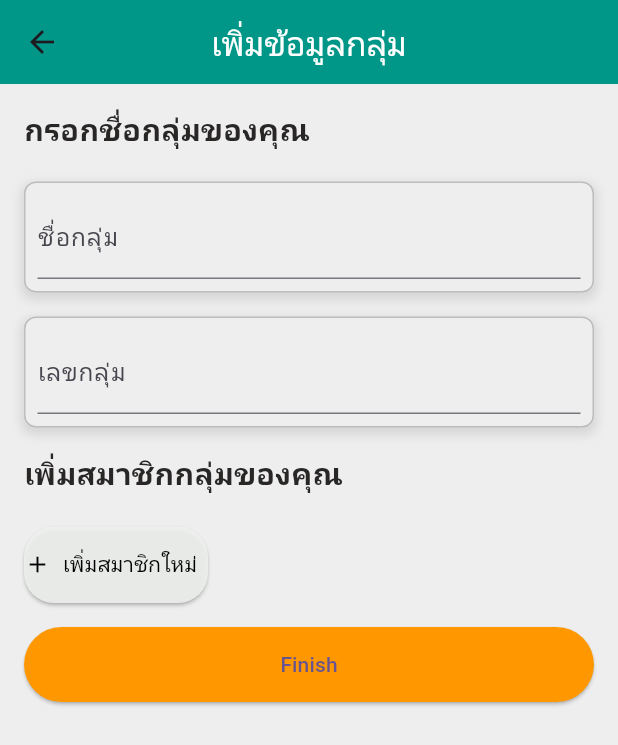
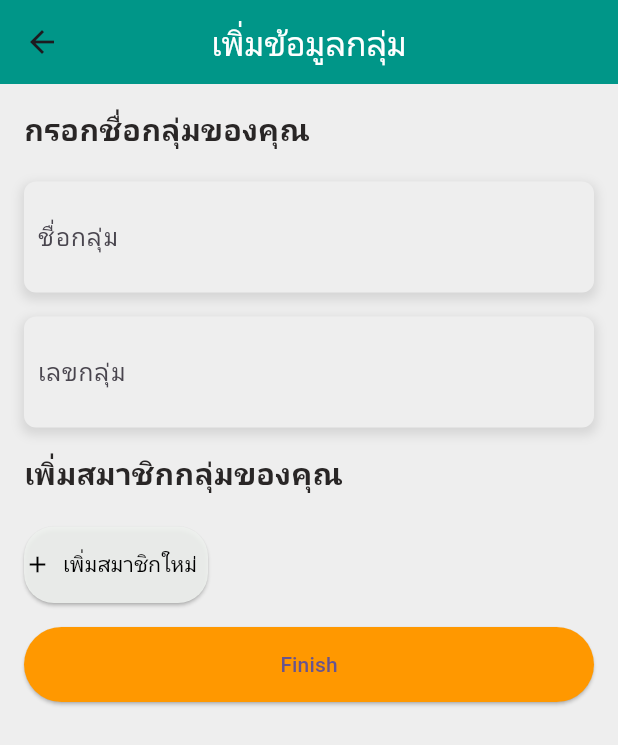
Before and after one commit to SalisaThepthong/project1, a Flutter app: the CreateGroupScreen screen opened directly, after a tap on "เพิ่มสมาชิกใหม่", after a tap on the "delete" icon, on a phone screen of 412 x 824 dp. Shown: the top 745 px of the screen. Run offline on Flutter 3.47's test engine with Material 3 defaults, Android fonts, the phone set to English and light mode, and no system bars.

Commit message:
Your commit message

```diff
--- a/lib/Admin/screens/Profes/createGroup_screen.dart
+++ b/lib/Admin/screens/Profes/createGroup_screen.dart
@@ -2,7 +2,6 @@
 import 'dart:convert'; // ใช้สำหรับแปลงข้อมูลเป็น JSON
 import 'package:flutter/material.dart'; // ใช้สำหรับสร้าง UI
 import 'package:http/http.dart' as http;
-
 
 class CreateGroupScreen extends StatefulWidget {
   const CreateGroupScreen({super.key});
@@ -14,7 +13,18 @@ class CreateGroupScreen extends StatefulWidget {
 class _CreateGroupScreenState extends State<CreateGroupScreen> {
   final List<Map<String, String?>> _members = []; // รายการเก็บข้อมูลสมาชิก
   final _formKey = GlobalKey<FormState>(); // คีย์สำหรับจัดการฟอร์ม
-  final List<String> _prefixOptions = ['นาย','นางสาว','ดร.','อ.','อ.ดร.', 'ผศ.','ผศ.ดร.', 'รศ.', 'รศ.ดร.', 'ศ.','ศ.ดร.'
+  final List<String> _prefixOptions = [
+    'นาย',
+    'นางสาว',
+    'ดร.',
+    'อ.',
+    'อ.ดร.',
+    'ผศ.',
+    'ผศ.ดร.',
+    'รศ.',
+    'รศ.ดร.',
+    'ศ.',
+    'ศ.ดร.'
   ];
   // ตัวเลือกคำนำหน้าชื่อ
 
@@ -96,6 +106,7 @@ class _CreateGroupScreenState extends State<CreateGroupScreen> {
       }
     }
   }
+
   //ฟังชั่นสำหรับแสดง Dialog ยืนยันการเพิ่มข้อมูล-------------------------------
   Future<void> showSuccessDialog() async {
     showDialog(
@@ -123,6 +134,7 @@ class _CreateGroupScreenState extends State<CreateGroupScreen> {
       },
     );
   }
+
   @override
   Widget build(BuildContext context) {
     return Scaffold(
@@ -160,7 +172,9 @@ class _CreateGroupScreenState extends State<CreateGroupScreen> {
                   decoration: BoxDecoration(
                     color: Colors.grey[200],
                     borderRadius: BorderRadius.circular(8.0),
-                    border: Border.all(color: Colors.grey[400]!, width: 1.0),
+                    // ลบเส้นขอบด้านนอก
+                    border: Border.all(
+                        color: Colors.transparent), // ใช้สีโปร่งใสแทน
                     boxShadow: [
                       BoxShadow(
                         color: Colors.grey.withOpacity(0.3),
@@ -172,6 +186,8 @@ class _CreateGroupScreenState extends State<CreateGroupScreen> {
                   ),
                   child: TextFormField(
                     decoration: const InputDecoration(
+                      // ลบเส้นขอบภายใน
+                      border: InputBorder.none,
                       labelText: 'ชื่อกลุ่ม',
                     ),
                     validator: (value) {
@@ -185,6 +201,7 @@ class _CreateGroupScreenState extends State<CreateGroupScreen> {
                     },
                   ),
                 ),
+
                 const SizedBox(height: 16),
                 // ฟิลด์กรอกเลขกลุ่ม
                 Container(
@@ -193,7 +210,9 @@ class _CreateGroupScreenState extends State<CreateGroupScreen> {
                   decoration: BoxDecoration(
                     color: Colors.grey[200],
                     borderRadius: BorderRadius.circular(8.0),
-                    border: Border.all(color: Colors.grey[400]!, width: 1.0),
+                    // ลบเส้นขอบด้านนอก
+                    border: Border.all(
+                        color: Colors.transparent), // ใช้สีโปร่งใสแทน
                     boxShadow: [
                       BoxShadow(
                         color: Colors.grey.withOpacity(0.3),
@@ -205,6 +224,8 @@ class _CreateGroupScreenState extends State<CreateGroupScreen> {
                   ),
                   child: TextFormField(
                     decoration: const InputDecoration(
+                      // ลบเส้นขอบภายใน
+                      border: InputBorder.none,
                       labelText: 'เลขกลุ่ม',
                     ),
                     validator: (value) {
@@ -238,16 +259,14 @@ class _CreateGroupScreenState extends State<CreateGroupScreen> {
     return Padding(
       padding: const EdgeInsets.only(bottom: 16.0),
       child: Container(
-                        padding: const EdgeInsets.symmetric(
-                            horizontal: 16.0, vertical: 8.0),
+        padding: const EdgeInsets.symmetric(horizontal: 16.0, vertical: 8.0),
         decoration: BoxDecoration(
           color: Colors.grey[200],
           borderRadius: BorderRadius.circular(8.0),
-                          border:
-                              Border.all(color: Colors.grey[400]!, width: 1.0),
+          border: Border.all(color: Colors.grey[300]!, width: 1.0), // ใช้สีโปร่งใสแทนborder: InputBorder.//.all(color: Colors.transparent), // ไม่มีเส้นขอบ
           boxShadow: [
             BoxShadow(
-                              color: Colors.grey.withOpacity(0.3),
+              color: const Color.fromARGB(255, 242, 240, 237).withOpacity(0.3),
               spreadRadius: 2,
               blurRadius: 5,
               offset: const Offset(0, 3),
@@ -258,8 +277,14 @@ class _CreateGroupScreenState extends State<CreateGroupScreen> {
           crossAxisAlignment: CrossAxisAlignment.start,
           children: [
             // ช่องเลือกคำนำหน้าชื่อของสมาชิก
-                            DropdownButtonFormField<String>(
-                              value: _members[index]['prefix'],
+            Container(
+              decoration: BoxDecoration(
+                color: const Color.fromARGB(255, 255, 255, 255), // สีพื้นหลังของกล่อง
+                borderRadius: BorderRadius.circular(8.0),
+                border: Border.all(color: const Color.fromARGB(255, 198, 192, 192)!), // เส้นขอบสีส้มอ่อน
+              ),
+              child: DropdownButtonFormField<String>(
+                value: _members[index][' prefix'],
                 items: _prefixOptions.map((prefix) {
                   return DropdownMenuItem<String>(
                     value: prefix,
@@ -268,75 +293,104 @@ class _CreateGroupScreenState extends State<CreateGroupScreen> {
                 }).toList(),
                 onChanged: (value) {
                   setState(() {
-                                  _members[index]['prefix'] =
-                                      value; // กำหนดคำนำหน้าชื่อสมาชิก
+                    _members[index]['prefix'] = value; // กำหนดคำนำหน้าชื่อสมาชิก
                   });
                 },
                 decoration: const InputDecoration(
-                                  labelText: 'คำนำหน้าชื่อ'),
+                  border: InputBorder.none,
+                  labelText: ' คำนำหน้าชื่อ',
+                ),
+              ),
             ),
             const SizedBox(height: 8),
             // ฟิลด์กรอกชื่อสมาชิก
-                            TextFormField(
-                              decoration:
-                                  const InputDecoration(labelText: 'ชื่อ'),
+            Container(
+              decoration: BoxDecoration(
+                color: const Color.fromARGB(255, 255, 255, 255), // สีพื้นหลังของกล่อง
+                borderRadius: BorderRadius.circular(8.0),
+                border: Border.all(color: Color.fromARGB(255, 198, 192, 192)!), // เส้นขอบสีส้มอ่อน
+              ),
+              child: TextFormField(
+                decoration: const InputDecoration(
+                  border: InputBorder.none,
+                  labelText: ' ชื่อ',
+                ),
                 onChanged: (value) {
-                                _members[index]['name'] =
-                                    value; // เก็บข้อมูลชื่อสมาชิก
+                  _members[index]['name'] = value; // เก็บข้อมูลชื่อสมาชิก
                 },
+              ),
             ),
             const SizedBox(height: 8),
             // ฟิลด์กรอกนามสกุลสมาชิก
-                            TextFormField(
-                              decoration:
-                                  const InputDecoration(labelText: 'นามสกุล'),
+            Container(
+              decoration: BoxDecoration(
+                color: const Color.fromARGB(255, 255, 255, 255), // สีพื้นหลังของกล่อง
+                borderRadius: BorderRadius.circular(8.0),
+                border: Border.all(color: Color.fromARGB(255, 198, 192, 192)!), // เส้นขอบสีส้มอ่อน
+              ),
+              child: TextFormField(
+                decoration: const InputDecoration(
+                  border: InputBorder.none,
+                  labelText: ' นามสกุล',
+                ),
                 onChanged: (value) {
-                                _members[index]['lname'] =
-                                    value; // เก็บข้อมูลนามสกุลสมาชิก
+                  _members[index]['lname'] = value; // เก็บข้อมูลนามสกุลสมาชิก
                 },
+              ),
             ),
             const SizedBox(height: 8),
             // ฟิลด์กรอกอีเมลสมาชิก
-                            TextFormField(
-                              decoration:
-                                  const InputDecoration(labelText: 'อีเมล'),
+            Container(
+              decoration: BoxDecoration(
+                color: const Color.fromARGB(255, 255, 255, 255), // สีพื้นหลังของกล่อง
+                borderRadius: BorderRadius.circular(8.0),
+                border: Border.all(color: Color.fromARGB(255, 198, 192, 192)!), // เส้นขอบสีส้มอ่อน
+              ),
+              child: TextFormField(
+                decoration: const InputDecoration(
+                  border: InputBorder.none,
+                  labelText: ' อีเมล',
+                ),
                 keyboardType: TextInputType.emailAddress,
                 onChanged: (value) {
-                                _members[index]['email'] =
-                                    value; // เก็บข้อมูลอีเมลสมาชิก
+                  _members[index]['email'] = value; // เก็บข้อมูลอีเมลสมาชิก
                 },
+              ),
             ),
             const SizedBox(height: 8),
             // ฟิลด์กรอกข้อมูล Facebook ของสมาชิก
-                            TextFormField(
-                              decoration:
-                                  const InputDecoration(labelText: 'เฟซบุ๊ก'),
+            Container(
+              decoration: BoxDecoration(
+                color: const Color.fromARGB(255, 255, 255, 255), // สีพื้นหลังของกล่อง
+                borderRadius: BorderRadius.circular(8.0),
+                border: Border.all(color: Color.fromARGB(255, 198, 192, 192)!), // เส้นขอบสีส้มอ่อน
+              ),
+              child: TextFormField(
+                decoration: const InputDecoration(
+                  border: InputBorder.none,
+                  labelText: ' เฟซบุ๊ก',
+                ),
                 onChanged: (value) {
-                                _members[index]['facebook'] =
-                                    value; // เก็บข้อมูล Facebook ของสมาชิก
+                  _members[index]['facebook'] = value; // เก็บข้อมูล Facebook ของสมาชิก
                 },
+              ),
             ),
             const SizedBox(height: 8),
             // ปุ่มลบสมาชิกออกจากกลุ่ม
             Align(
               alignment: Alignment.centerRight,
               child: Row(
-                                mainAxisSize: MainAxisSize
-                                    .min, // ขนาดของ Row จะเป็นขนาดของเนื้อหา
+                mainAxisSize: MainAxisSize.min, // ขนาดของ Row จะเป็นขนาดของเนื้อหา
                 children: [
                   IconButton(
-                                    icon: const Icon(Icons.delete,
-                                        color: Colors.red),
+                    icon: const Icon(Icons.delete, color: Colors.red),
                     onPressed: () {
                       setState(() {
-                                        _members.removeAt(
-                                            index); // ลบสมาชิกออกจากกลุ่ม
+                        _members.removeAt(index); // ลบสมาชิกออกจากกลุ่ม
                       });
                     },
                   ),
-                                  const SizedBox(
-                                      width:
-                                          2.0), // เว้นระยะห่างระหว่างไอคอนและข้อความ
+                  const SizedBox(width: 2.0), // เว้นระยะห่างระหว่างไอคอนและข้อความ
                   const Text('ลบสมาชิก'),
                 ],
               ),
@@ -348,32 +402,23 @@ class _CreateGroupScreenState extends State<CreateGroupScreen> {
   },
 ),
 const SizedBox(height: 16),
-                // ปุ่มเพิ่มสมาชิกใหม่-----------------------------------
-
+// ปุ่มเพิ่มสมาชิกใหม่
 ElevatedButton.icon(
   onPressed: _addMember, // ฟังก์ชันที่ทำงานเมื่อกดปุ่ม
-                  icon: const Icon(Icons.add,
-                      color: Colors
-                          .black), // ไอคอนรูป add, สีไอคอนเป็นสีดำเพื่อให้ตัดกับพื้นหลัง
-                  label: const Text('เพิ่มสมาชิกใหม่  ',
-                      style: TextStyle(
-                          color: Colors.black)), // ข้อความในปุ่ม, ปรับเป็นสีดำ
+  icon: const Icon(Icons.add, color: Colors.black), // ไอคอนรูป add, สีไอคอนเป็นสีดำเพื่อให้ตัดกับพื้นหลัง
+  label: const Text('เพิ่มสมาชิกใหม่  ', style: TextStyle(color: Colors.black)), // ข้อความในปุ่ม, ปรับเป็นสีดำ
   style: ElevatedButton.styleFrom(
-                    backgroundColor: const Color.fromARGB(255, 238, 241, 238)
-                        .withOpacity(0.9), // สีพื้นหลังขาวนวลๆ
+    backgroundColor: const Color.fromARGB(255, 238, 241, 238).withOpacity(0.9), // สีพื้นหลังขาวนวลๆ
     shape: RoundedRectangleBorder(
-                      borderRadius:
-                          BorderRadius.circular(20.0), // มุมปุ่มโค้งมน
+      borderRadius: BorderRadius.circular(20.0), // มุมปุ่มโค้งมน
     ),
-                    padding: const EdgeInsets.symmetric(
-                        vertical: 15.0), // ระยะห่างแนวตั้งของปุ่ม
-                    shadowColor: Colors.grey
-                        .withOpacity(0.8), // เพิ่มเงาเบาๆ เพื่อให้ปุ่มโดดเด่น
+    padding: const EdgeInsets.symmetric(vertical: 15.0), // ระยะห่างแนวตั้งของปุ่ม
+    shadowColor: Colors.grey.withOpacity(0.8), // เพิ่มเงาเบาๆ เพื่อให้ปุ่มโดดเด่น
   ),
 ),
 
 const SizedBox(height: 16),
-                // ปุ่มบันทึกข้อมูลทั้งหมด-----------------------------------
+// ปุ่มบันทึกข้อมูลทั้งหมด
 ElevatedButton(
   onPressed: () {
     if (_formKey.currentState!.validate()) {
@@ -390,6 +435,7 @@ class _CreateGroupScreenState extends State<CreateGroupScreen> {
   ),
   child: Text('Finish'),
 ),
+
               ],
             ),
           ),
--- a/lib/Admin/screens/homeAdmin_screen.dart
+++ b/lib/Admin/screens/homeAdmin_screen.dart
@@ -39,6 +39,7 @@ class HomeScreen extends StatelessWidget {
       body: Padding(
         padding: const EdgeInsets.all(3.0), // ลดขนาด Padding
         child: Transform.scale(
+
           scale: 0.6, // ปรับขนาดการซูมของ GridView ที่ 80%
           child: GridView.builder(
             gridDelegate: const SliverGridDelegateWithFixedCrossAxisCount(
```
Also changed, not shown: lib/Admin/screens/Profes/editGroup_screen.dart (added, +110 -0 lines), lib/Admin/screens/Profes/group_detail_screen.dart (added, +185 -0 lines), lib/Admin/screens/Profes/showGroupProfes_screen.Dart (+81 -132 lines), lib/Admin/screens/subject/showCourse_screen.Dart (+12 -1 lines), 1 other file. Lines whose indentation alone changed are shown as unchanged.
